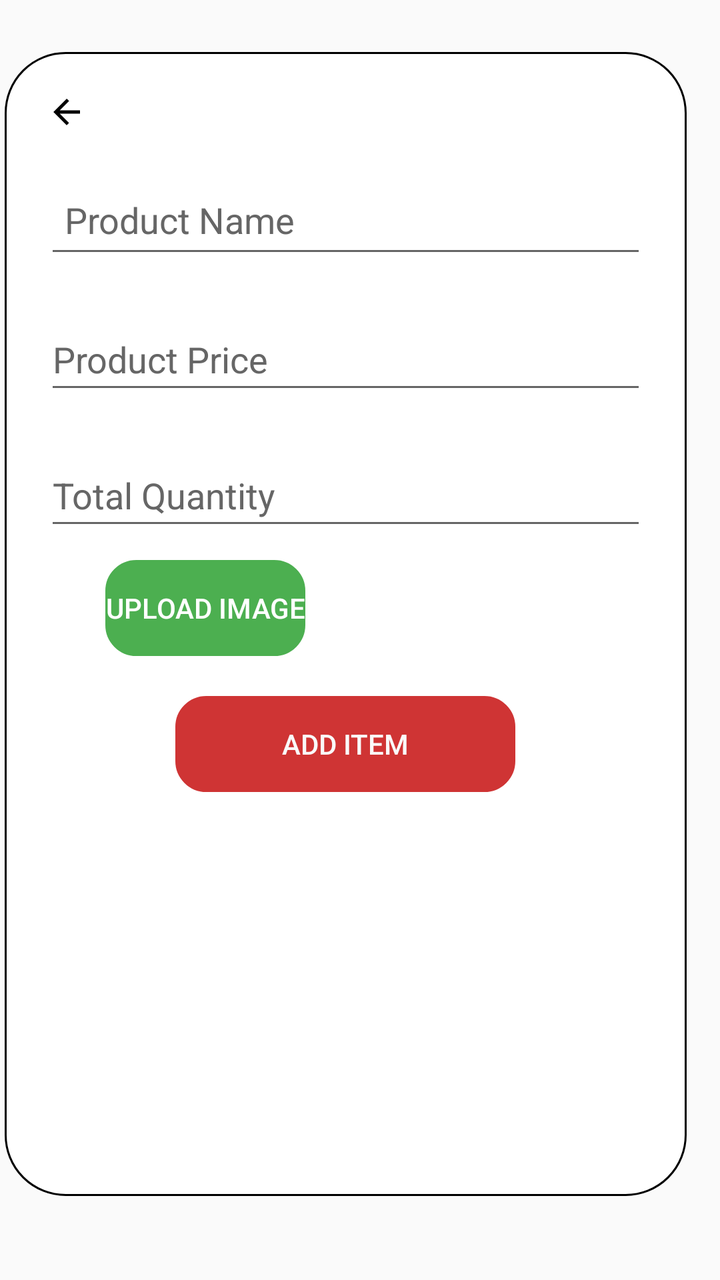
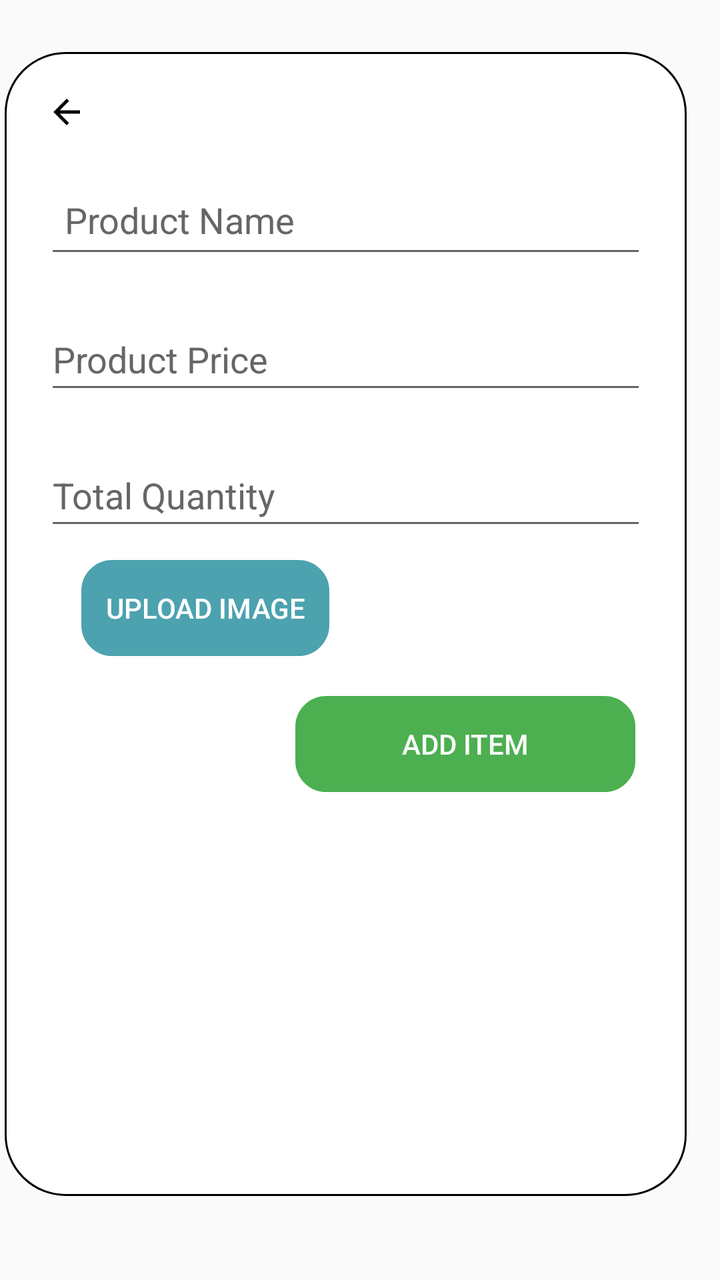

The first picture is an Android layout as it rendered before a commit; the second is the same layout after the commit. The layout source and the unified diff follow.
<!-- AndroidManifest.xml: application theme Theme.MyApp -->
<!-- res/layout/add_product.xml -->
<?xml version="1.0" encoding="utf-8"?>
<androidx.constraintlayout.widget.ConstraintLayout xmlns:android="http://schemas.android.com/apk/res/android"
    xmlns:app="http://schemas.android.com/apk/res-auto"
    xmlns:tools="http://schemas.android.com/tools"
    android:layout_width="400dp"
    android:layout_height="match_parent"
    android:backgroundTint="#D4E24E">

    
    <LinearLayout
        android:layout_width="341dp"
        android:layout_height="572dp"
        android:background="@drawable/rounded_dialog_bg"
        android:orientation="vertical"
        android:padding="20dp"
        app:layout_constraintBottom_toBottomOf="parent"
        app:layout_constraintEnd_toEndOf="parent"
        app:layout_constraintHorizontal_bias="0.127"
        app:layout_constraintStart_toStartOf="parent"
        app:layout_constraintTop_toTopOf="parent"
        app:layout_constraintVertical_bias="0.38">

        <ImageView
            android:id="@+id/add_to_home"
            android:layout_width="20dp"
            android:layout_height="20dp"
            android:background="@drawable/ic_back"
            android:clickable="true"
            android:translationX="@dimen/cardview_compat_inset_shadow" />

        
        <ImageView
            android:id="@+id/productImage"
            android:layout_width="150dp"
            android:layout_height="150dp"
            android:layout_gravity="center_horizontal"
            android:layout_marginTop="20dp"
            android:contentDescription="Product image preview"
            android:scaleType="centerCrop"
            android:visibility="gone" />


        <EditText
            android:id="@+id/name"
            android:layout_width="match_parent"
            android:layout_height="wrap_content"
            android:layout_marginTop="20dp"
            android:hint="Product Name"
            android:textColor="#000000"
            android:textColorHint="#666666"
            android:minHeight="48dp"
            android:padding="10dp" />

        <EditText
            android:id="@+id/price"
            android:layout_width="match_parent"
            android:layout_height="wrap_content"
            android:layout_marginTop="20dp"
            android:textColor="#000000"
            android:textColorHint="#666666"
            android:hint="Product Price"
            android:inputType="numberDecimal"
            android:minHeight="48dp" />

        <EditText
            android:id="@+id/quantity"
            android:layout_width="match_parent"
            android:layout_height="wrap_content"
            android:layout_marginTop="20dp"
            android:hint="Total Quantity"
            android:inputType="number"
            android:minHeight="48dp"
            android:textColor="#000000"
            android:textColorHint="#666666"/>
        
        <Button
            android:id="@+id/uploadImage"
            android:layout_width="wrap_content"
            android:layout_height="wrap_content"
            android:layout_gravity="center_horizontal"
            android:layout_marginTop="10dp"
            android:layout_marginRight="70dp"
            android:background="@drawable/rounded_corner"
            android:backgroundTint="#4CAF50"
            android:text="Upload Image"
            android:textColor="#FFFFFF" />

        <Button
            android:id="@+id/btnAddItem"
            android:layout_width="170dp"
            android:layout_height="wrap_content"
            android:layout_gravity="center_horizontal"
            android:layout_marginTop="20dp"
            android:background="@drawable/rounded_corner"
            android:backgroundTint="#CF3434"
            android:minHeight="48dp"
            android:text="Add Item"
            android:textColor="#FAFAFA" />
    </LinearLayout>

</androidx.constraintlayout.widget.ConstraintLayout>
<!-- resources referenced by this layout -->
<resources>
  <!-- drawable ic_back (drawable) -->
  <vector xmlns:android="http://schemas.android.com/apk/res/android"
      android:autoMirrored="true"
      android:height="40dp"
      android:tint="#000000"
      android:viewportHeight="24"
      android:viewportWidth="24"
      android:width="40dp">
        
      <path android:fillColor="@android:color/white"
          android:pathData="M20,11H7.83l5.59,-5.59L12,4l-8,8 8,8 1.41,-1.41L7.83,13H20v-2z"/>
      
  </vector>
  <!-- drawable rounded_corner (drawable) -->
  <?xml version="1.0" encoding="utf-8"?>
  <shape xmlns:android="http://schemas.android.com/apk/res/android"
      android:shape="rectangle">
      <corners android:radius="15dp"/>
      <stroke android:width="1dip" android:color="@color/black" />
  
  </shape>
  <!-- drawable rounded_dialog_bg (drawable) -->
  <shape xmlns:android="http://schemas.android.com/apk/res/android"
      android:shape="rectangle">
      <solid android:color="#FFFFFF"/>
      <corners android:radius="30dp"/>
      <stroke android:width="1dip" android:color="@color/black" />
  </shape>
  <style name="Theme.MyApp" parent="Theme.AppCompat.Light.NoActionBar">
  
      </style>
  <color name="black">#FF000000</color>
</resources>

<!-- the commit's change to res/layout/add_product.xml (unified diff, before → after) -->
@@ -75,13 +75,13 @@
         
         <Button
             android:id="@+id/uploadImage"
-            android:layout_width="wrap_content"
+            android:layout_width="124dp"
             android:layout_height="wrap_content"
             android:layout_gravity="center_horizontal"
             android:layout_marginTop="10dp"
             android:layout_marginRight="70dp"
             android:background="@drawable/rounded_corner"
-            android:backgroundTint="#4CAF50"
+            android:backgroundTint="#4CA2AF"
             android:text="Upload Image"
             android:textColor="#FFFFFF" />
 
@@ -91,8 +91,9 @@
             android:layout_height="wrap_content"
             android:layout_gravity="center_horizontal"
             android:layout_marginTop="20dp"
+            android:layout_marginLeft="60dp"
             android:background="@drawable/rounded_corner"
-            android:backgroundTint="#CF3434"
+            android:backgroundTint="#4CAF50"
             android:minHeight="48dp"
             android:text="Add Item"
             android:textColor="#FAFAFA" />
